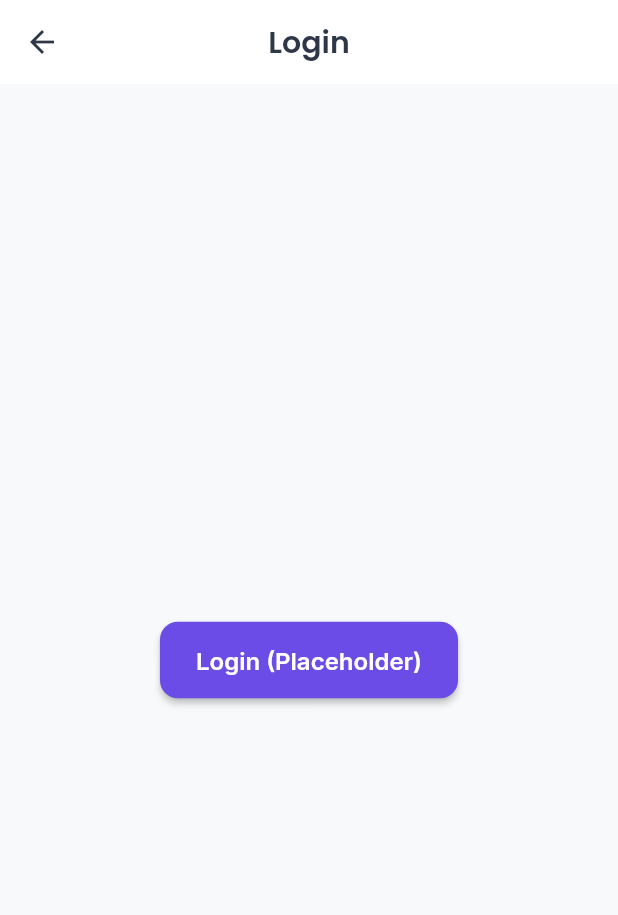
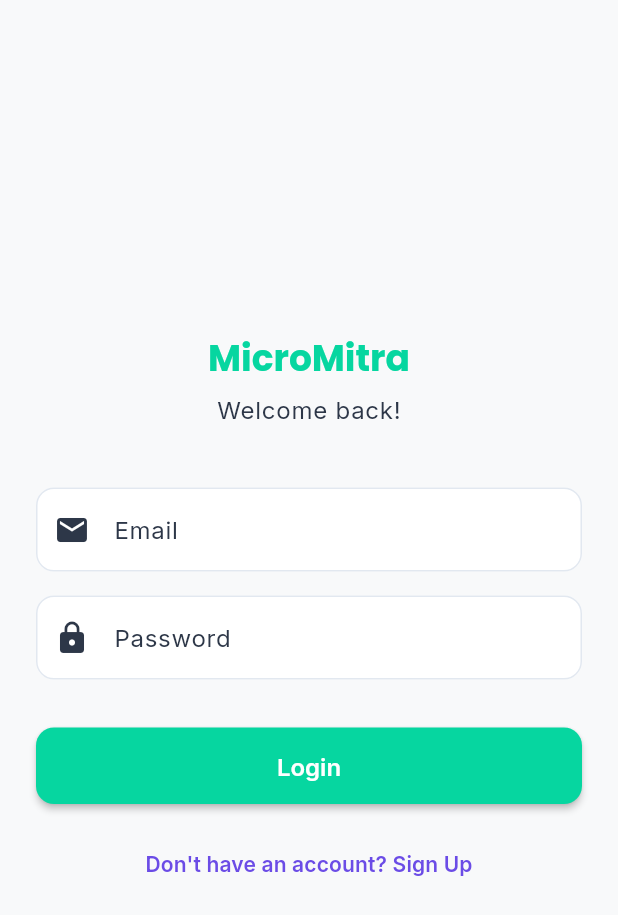
Before and after one commit to vibha1019/sakhi_app, a Flutter app: the LoginScreen screen opened by its route, on a phone screen of 412 x 824 dp. Shown: the top 915 px of the screen. Run offline on Flutter 3.47's test engine with Material 3 defaults, Android fonts, the phone set to English and light mode, and no system bars; our stand-ins replace cloud_firestore, firebase_auth, firebase_core, flutter_dotenv, google_fonts, speech_to_text; accounts and stored records are empty; network calls fail.

Commit message:
add login functionality with firebase

```diff
--- a/lib/config/routes.dart
+++ b/lib/config/routes.dart
@@ -7,6 +7,7 @@
 import '../screens/marketing/marketing_generator_screen.dart';
 import '../screens/finance/finance_tracker_screen.dart';
 import '../screens/test/voice_test_screen.dart';
+import '../screens/auth_wrapper.dart'; // ADD THIS
 
 class AppRoutes {
   static const String splash = '/';
@@ -16,18 +17,20 @@
   static const String pricing = '/pricing';
   static const String marketing = '/marketing';
   static const String finance = '/finance';
-  static const String voiceTest = '/voice-test'; // ADD THIS
+  static const String voiceTest = '/voice-test';
+
+  // ADD THIS — points to HomeScreen as the post-login destination
+  static Widget get initialScreen => const HomeScreen();
 
   static Map<String, WidgetBuilder> get routes {
     return {
-      splash: (context) => const SplashScreen(),
+          splash: (context) => AuthWrapper(home: const HomeScreen()),
           welcome: (context) => const WelcomeScreen(),
           login: (context) => const LoginScreen(),
           home: (context) => const HomeScreen(),
           pricing: (context) => const PricingCalculatorScreen(),
           marketing: (context) => const MarketingGeneratorScreen(),
           finance: (context) => const FinanceTrackerScreen(),
-      voiceTest: (context) => const VoiceTestScreen(), // ADD THIS
-    };
+          voiceTest: (context) => const VoiceTestScreen(),    };
   }
 }
--- a/lib/screens/auth/login_screen.dart
+++ b/lib/screens/auth/login_screen.dart
@@ -1,20 +1,131 @@
 import 'package:flutter/material.dart';
+import '/services/auth_service.dart';
 
-class LoginScreen extends StatelessWidget {
+class LoginScreen extends StatefulWidget {
   const LoginScreen({super.key});
+
+  @override
+  State<LoginScreen> createState() => _LoginScreenState();
+}
+
+class _LoginScreenState extends State<LoginScreen> {
+  final _emailController = TextEditingController();
+  final _passwordController = TextEditingController();
+  final _authService = AuthService();
+
+  bool _isLogin = true; // toggle between login and signup
+  bool _isLoading = false;
+  String? _errorMessage;
+
+  Future<void> _submit() async {
+    setState(() {
+      _isLoading = true;
+      _errorMessage = null;
+    });
+
+    final email = _emailController.text;
+    final password = _passwordController.text;
+
+    final error = _isLogin
+        ? await _authService.signIn(email, password)
+        : await _authService.signUp(email, password);
+
+    if (mounted) {
+      setState(() {
+        _isLoading = false;
+        _errorMessage = error;
+      });
+    }
+    // If error is null, authStateChanges() fires and AuthWrapper navigates automatically
+  }
 
   @override
   Widget build(BuildContext context) {
     return Scaffold(
-      appBar: AppBar(
-        title: const Text('Login'),
-      ),
-      body: Center(
-        child: ElevatedButton(
-          onPressed: () {
-            Navigator.pushReplacementNamed(context, '/home');
-          },
-          child: const Text('Login (Placeholder)'),
+      body: SafeArea(
+        child: Padding(
+          padding: const EdgeInsets.all(24),
+          child: Column(
+            mainAxisAlignment: MainAxisAlignment.center,
+            children: [
+              Text(
+                'MicroMitra',
+                style: Theme.of(context).textTheme.displaySmall?.copyWith(
+                      fontWeight: FontWeight.bold,
+                      color: const Color(0xFF06D6A0),
+                    ),
+              ),
+              const SizedBox(height: 8),
+              Text(
+                _isLogin ? 'Welcome back!' : 'Create your account',
+                style: Theme.of(context).textTheme.bodyLarge,
+              ),
+              const SizedBox(height: 40),
+
+              // Email field
+              TextField(
+                controller: _emailController,
+                keyboardType: TextInputType.emailAddress,
+                decoration: const InputDecoration(
+                  labelText: 'Email',
+                  border: OutlineInputBorder(),
+                  prefixIcon: Icon(Icons.email),
+                ),
+              ),
+              const SizedBox(height: 16),
+
+              // Password field
+              TextField(
+                controller: _passwordController,
+                obscureText: true,
+                decoration: const InputDecoration(
+                  labelText: 'Password',
+                  border: OutlineInputBorder(),
+                  prefixIcon: Icon(Icons.lock),
+                ),
+              ),
+              const SizedBox(height: 16),
+
+              // Error message
+              if (_errorMessage != null)
+                Text(
+                  _errorMessage!,
+                  style: const TextStyle(color: Colors.red),
+                  textAlign: TextAlign.center,
+                ),
+
+              const SizedBox(height: 16),
+
+              // Submit button
+              SizedBox(
+                width: double.infinity,
+                child: ElevatedButton(
+                  onPressed: _isLoading ? null : _submit,
+                  style: ElevatedButton.styleFrom(
+                    backgroundColor: const Color(0xFF06D6A0),
+                    padding: const EdgeInsets.symmetric(vertical: 16),
+                  ),
+                  child: _isLoading
+                      ? const CircularProgressIndicator(color: Colors.white)
+                      : Text(
+                          _isLogin ? 'Login' : 'Sign Up',
+                          style: const TextStyle(fontSize: 16),
+                        ),
+                ),
+              ),
+              const SizedBox(height: 16),
+
+              // Toggle login/signup
+              TextButton(
+                onPressed: () => setState(() => _isLogin = !_isLogin),
+                child: Text(
+                  _isLogin
+                      ? "Don't have an account? Sign Up"
+                      : 'Already have an account? Login',
+                ),
+              ),
+            ],
+          ),
         ),
       ),
     );
--- a/lib/services/auth_service.dart
+++ b/lib/services/auth_service.dart
@@ -0,0 +1,34 @@
+import 'package:firebase_auth/firebase_auth.dart';
+
+class AuthService {
+  final FirebaseAuth _auth = FirebaseAuth.instance;
+
+  Stream<User?> get authStateChanges => _auth.authStateChanges();
+  User? get currentUser => _auth.currentUser;
+
+  Future<String?> signUp(String email, String password) async {
+    try {
+      await _auth.createUserWithEmailAndPassword(
+        email: email.trim(),
+        password: password.trim(),
+      );
+      return null; // null = success
+    } on FirebaseAuthException catch (e) {
+      return e.message;
+    }
+  }
+
+  Future<String?> signIn(String email, String password) async {
+    try {
+      await _auth.signInWithEmailAndPassword(
+        email: email.trim(),
+        password: password.trim(),
+      );
+      return null;
+    } on FirebaseAuthException catch (e) {
+      return e.message;
+    }
+  }
+
+  Future<void> signOut() async => await _auth.signOut();
+}
```
Also changed, not shown: lib/main.dart (+12 -6 lines), lib/models/transaction.dart (+17 -0 lines), lib/screens/auth_wrapper.dart (added, +25 -0 lines), lib/screens/home/home_screen.dart (+9 -4 lines), lib/services/firestore_service.dart (added, +46 -0 lines), pubspec.yaml (+11 -0 lines), firebase.json (added), lib/firebase_options.dart (added), pubspec.lock, 10 other files. Lines whose indentation alone changed are shown as unchanged.
